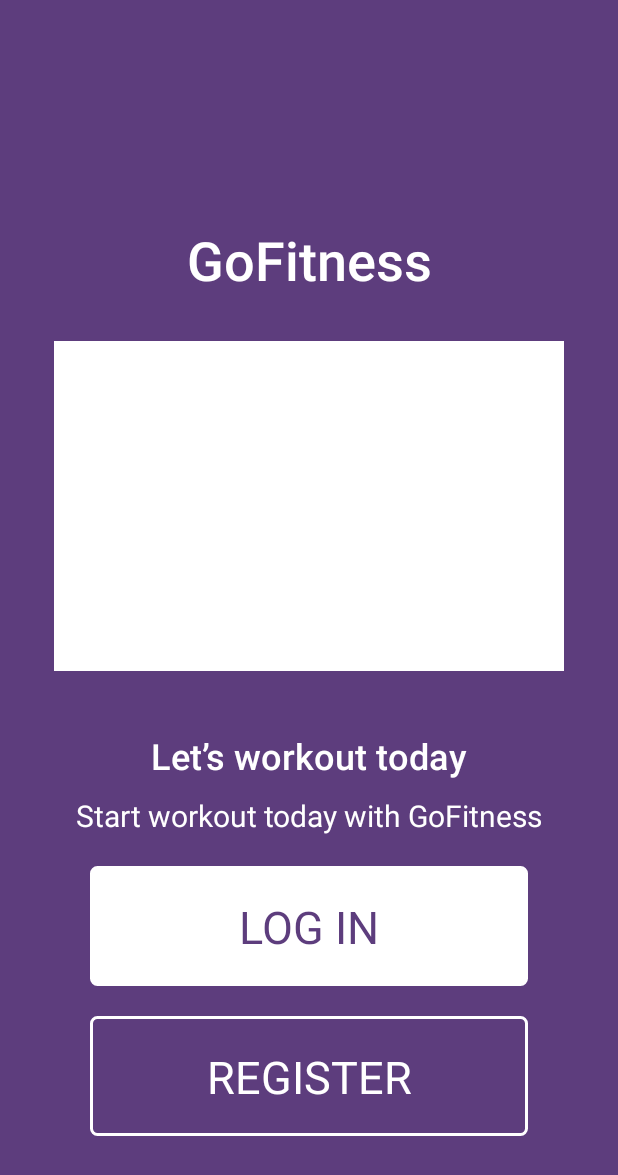
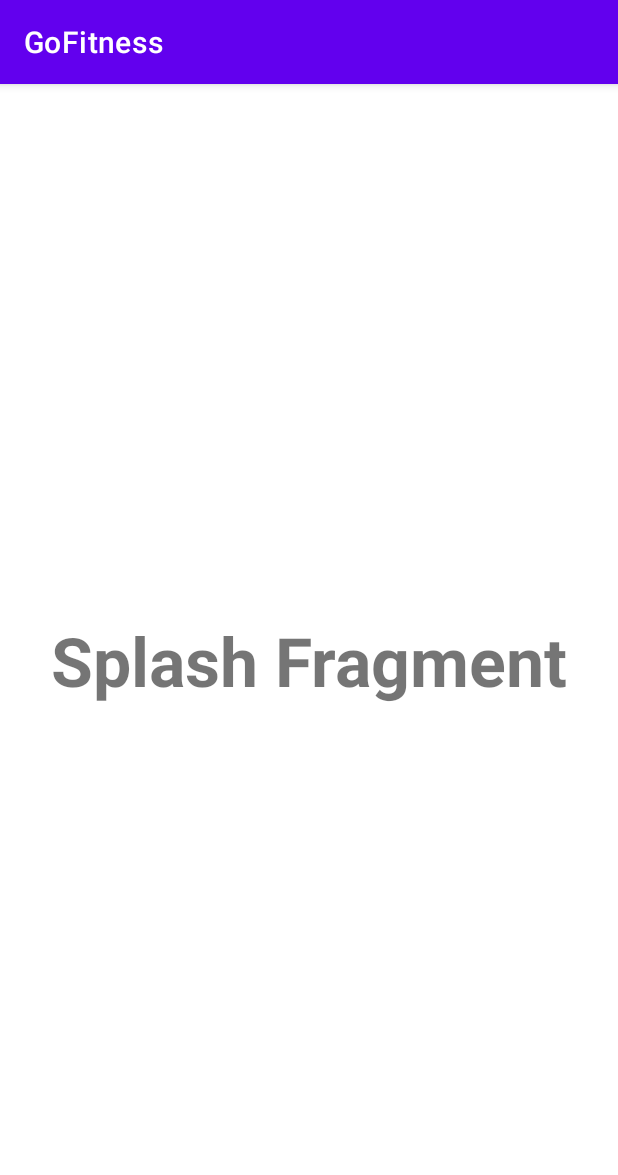
Before and after one commit to nddung1508/gofitness-fe, an Android app: the screen it shows after launch (MainActivity), on a phone screen of 412 x 824 dp. Shown: the top 1175 px of the screen. Run offline under Robolectric (Android 15) with nearby library versions, the phone set to English and light mode, and no system bars.

Commit message:
Revert "[Feature] Creating Splash and Starting Screen"

```diff
--- a/app/src/main/java/com/example/gofitness/ui/MainActivity.kt
+++ b/app/src/main/java/com/example/gofitness/ui/MainActivity.kt
@@ -24,12 +24,6 @@ class MainActivity : AppCompatActivity() {
         }
     }
 
-    fun addFragment(fragment: Fragment) {
-        supportFragmentManager.inTransaction {
-            add(R.id.main_fragment_container, fragment)
-        }
-    }
-
     private inline fun FragmentManager.inTransaction(func: FragmentTransaction.() -> Unit) {
         val ft = beginTransaction()
         ft.func()
--- a/app/src/main/java/com/example/gofitness/ui/login/LoginFragment.kt
+++ /dev/null
@@ -1,95 +0,0 @@
-package com.example.gofitness.ui.login
-
-import android.os.Bundle
-import android.os.Handler
-import android.os.Looper
-import android.view.LayoutInflater
-import android.view.View
-import android.view.ViewGroup
-import android.widget.ImageView
-import androidx.fragment.app.Fragment
-import androidx.viewpager.widget.PagerAdapter
-import androidx.viewpager.widget.ViewPager
-import com.example.gofitness.R
-import com.example.gofitness.databinding.FragmentLoginBinding
-import java.util.*
-
-class LoginFragment : Fragment() {
-    private lateinit var binding : FragmentLoginBinding
-    private val imageList = listOf(R.color.white, R.color.black, R.color.teal_200)
-    private var currentImageIndex : Int = 0
-    private val timer = Timer()
-    private lateinit var timerTask: TimerTask
-    private val handler = Handler(Looper.getMainLooper())
-    private lateinit var viewPager: ViewPager
-
-
-    override fun onCreateView(
-        inflater: LayoutInflater,
-        container: ViewGroup?,
-        savedInstanceState: Bundle?
-    ): View? {
-        binding = FragmentLoginBinding.inflate(inflater, container, false)
-        viewPager = binding.ivText
-        viewPager.adapter = ImagePagerAdapter()
-        viewPager.setPageTransformer(false, SlideRightTransformer())
-        return binding.root
-    }
-
-    override fun onViewCreated(view: View, savedInstanceState: Bundle?) {
-        super.onViewCreated(view, savedInstanceState)
-        timerTask = object : TimerTask() {
-            override fun run() {
-                handler.post {
-                    val nextItem = (viewPager.currentItem + 1) % imageList.size
-                    viewPager.setCurrentItem(nextItem, true)
-                }
-            }
-        }
-        timer.schedule(timerTask, 5000, 5000)
-        viewPager.addOnPageChangeListener(object : ViewPager.OnPageChangeListener {
-            override fun onPageScrolled(
-                position: Int,
-                positionOffset: Float,
-                positionOffsetPixels: Int
-            ) {
-                currentImageIndex = position
-            }
-
-            override fun onPageSelected(position: Int) {
-            }
-
-            override fun onPageScrollStateChanged(state: Int) {
-            }
-        })
-    }
-
-    private inner class ImagePagerAdapter : PagerAdapter() {
-        override fun getCount(): Int {
-            return imageList.size
-        }
-
-        override fun instantiateItem(container: ViewGroup, position: Int): Any {
-            val imageView = ImageView(container.context)
-            imageView.scaleType = ImageView.ScaleType.CENTER_CROP
-            imageView.setImageResource(imageList[position])
-            container.addView(imageView)
-            return imageView
-        }
-
-        override fun destroyItem(container: ViewGroup, position: Int, `object`: Any) {
-            container.removeView(`object` as View)
-        }
-
-        override fun isViewFromObject(view: View, `object`: Any): Boolean {
-            return view == `object`
-        }
-    }
-
-    //Avoid memory leak
-    override fun onDestroy() {
-        super.onDestroy()
-        timerTask.cancel()
-        timer.cancel()
-    }
-}
--- a/app/src/main/java/com/example/gofitness/ui/login/SlideRightTransformer.kt
+++ /dev/null
@@ -1,33 +0,0 @@
-package com.example.gofitness.ui.login
-
-import android.view.View
-import androidx.viewpager.widget.ViewPager
-
-class SlideRightTransformer : ViewPager.PageTransformer {
-    override fun transformPage(page: View, position: Float) {
-        val width = page.width
-        when {
-            position < -1 -> // Page is off-screen to the left
-                page.alpha = 0f
-            position <= 0 -> { // Page is transitioning to the center or to the right
-                page.alpha = 1f
-                page.translationX = 0f
-                page.scaleX = 1f
-                page.scaleY = 1f
-            }
-            position <= 1 -> { // Page is transitioning to the left
-                page.alpha = 1 - position
-                page.translationX = width * -position
-                val scaleFactor = MIN_SCALE + (1 - MIN_SCALE) * (1 - Math.abs(position))
-                page.scaleX = scaleFactor
-                page.scaleY = scaleFactor
-            }
-            else -> // Page is off-screen to the right
-                page.alpha = 0f
-        }
-    }
-
-    companion object {
-        private const val MIN_SCALE = 0.85f
-    }
-}
--- a/app/src/main/java/com/example/gofitness/ui/splash/SplashFragment.kt
+++ b/app/src/main/java/com/example/gofitness/ui/splash/SplashFragment.kt
@@ -1,14 +1,11 @@
 package com.example.gofitness.ui.splash
 
-import android.content.Context
 import android.os.Bundle
 import android.view.LayoutInflater
 import android.view.View
 import android.view.ViewGroup
 import androidx.fragment.app.Fragment
 import com.example.gofitness.databinding.FragmentSplashBinding
-import com.example.gofitness.ui.MainActivity
-import com.example.gofitness.ui.login.LoginFragment
 
 class SplashFragment  : Fragment() {
 private lateinit var binding: FragmentSplashBinding
@@ -19,25 +16,8 @@ private lateinit var binding: FragmentSplashBinding
         savedInstanceState: Bundle?
     ): View? {
         binding = FragmentSplashBinding.inflate(inflater, container, false)
-        handleNextScreen()
         return binding.root
     }
-    private fun handleNextScreen(){
-        navigateScreen(NAVIGATE_TO_LOGIN)
-    }
 
-    fun navigateScreen(screenName: String) {
-        when (screenName) {
-            NAVIGATE_TO_LOGIN -> {
-                val loginFragment =  LoginFragment()
-                this.binding.root.isClickable = false
-                (requireActivity() as MainActivity).addFragment(loginFragment)
-            }
-        }
-    }
-
-    companion object {
-        const val NAVIGATE_TO_LOGIN = "SPLASH_TO_LOGIN"
-    }
 
 }
--- a/app/src/main/res/drawable/btn_white_corner.xml
+++ /dev/null
@@ -1,6 +0,0 @@
-<?xml version="1.0" encoding="utf-8"?>
-<shape xmlns:android="http://schemas.android.com/apk/res/android">
-    <stroke android:width="@dimen/dp_2" android:color="@color/white" />
-    <solid android:color="@color/white"/>
-    <corners android:radius="@dimen/dp_4"/>
-</shape>
--- a/app/src/main/res/drawable/btn_white_outline_bg.xml
+++ /dev/null
@@ -1,6 +0,0 @@
-<?xml version="1.0" encoding="utf-8"?>
-<shape xmlns:android="http://schemas.android.com/apk/res/android">
-    <stroke android:width="@dimen/dp_2" android:color="@color/white" />
-    <solid android:color="@color/purpleVictoria"/>
-    <corners android:radius="@dimen/dp_4"/>
-</shape>
--- a/app/src/main/res/layout/fragment_login.xml
+++ /dev/null
@@ -1,99 +0,0 @@
-<?xml version="1.0" encoding="utf-8"?>
-<androidx.constraintlayout.widget.ConstraintLayout xmlns:android="http://schemas.android.com/apk/res/android"
-    android:layout_width="match_parent"
-    android:layout_height="match_parent"
-    xmlns:app="http://schemas.android.com/apk/res-auto"
-    android:background="@color/purpleVictoria">
-
-    <TextView
-        android:id="@+id/tv_gofitness"
-        android:layout_width="wrap_content"
-        android:layout_height="wrap_content"
-        android:text="GoFitness"
-        android:textColor="@color/white"
-        style="@style/Textview.Semibold.Display.MD"
-        app:layout_constraintStart_toStartOf="parent"
-        app:layout_constraintEnd_toEndOf="parent"
-        app:layout_constraintBottom_toTopOf="@id/iv_text"
-        android:layout_marginBottom="@dimen/dp_30"
-        />
-
-    <androidx.viewpager.widget.ViewPager
-        android:id="@+id/iv_text"
-        android:layout_width="340dp"
-        android:layout_height="220dp"
-        android:layout_marginBottom="@dimen/dp_150"
-        app:layout_constraintStart_toStartOf="parent"
-        app:layout_constraintEnd_toEndOf="parent"
-        app:layout_constraintTop_toTopOf="parent"
-        app:layout_constraintBottom_toBottomOf="parent" />
-    <TextView
-        android:id="@+id/tv_message"
-        android:layout_width="wrap_content"
-        android:layout_height="wrap_content"
-        android:text="Let’s workout today"
-        android:textColor="@color/white"
-        style="@style/Textview.Semibold.Display.XS"
-        app:layout_constraintStart_toStartOf="parent"
-        app:layout_constraintEnd_toEndOf="parent"
-        app:layout_constraintTop_toBottomOf="@id/iv_text"
-        android:layout_marginTop="@dimen/dp_40"
-        />
-    <TextView
-        android:id="@+id/tv_message_detail"
-        android:layout_width="wrap_content"
-        android:layout_height="wrap_content"
-        android:text="Start workout today with GoFitness"
-        android:textColor="@color/white"
-        style="@style/Textview.Regular.XL"
-        android:layout_marginTop="@dimen/dp_10"
-        app:layout_constraintStart_toStartOf="parent"
-        app:layout_constraintEnd_toEndOf="parent"
-        app:layout_constraintTop_toBottomOf="@id/tv_message" />
-
-    <androidx.constraintlayout.widget.ConstraintLayout
-        android:id="@+id/btn_login"
-        android:layout_width="match_parent"
-        android:layout_height="@dimen/dp_80"
-        android:background="@drawable/btn_white_corner"
-        android:layout_marginTop="@dimen/dp_20"
-        android:layout_marginHorizontal="@dimen/dp_60"
-        app:layout_constraintTop_toBottomOf="@id/tv_message_detail">
-        <TextView
-            android:layout_width="wrap_content"
-            android:layout_height="wrap_content"
-            app:layout_constraintStart_toStartOf="parent"
-            app:layout_constraintEnd_toEndOf="parent"
-            app:layout_constraintTop_toTopOf="parent"
-            app:layout_constraintBottom_toBottomOf="parent"
-            style="@style/Textview.Regular.Display.SM"
-            android:text="LOG IN"
-            android:textColor="@color/purpleVictoria"/>
-
-    </androidx.constraintlayout.widget.ConstraintLayout>
-
-    <androidx.constraintlayout.widget.ConstraintLayout
-        android:id="@+id/btn_register"
-        android:layout_width="match_parent"
-        android:layout_height="@dimen/dp_80"
-        android:layout_marginTop="@dimen/dp_20"
-        android:layout_marginHorizontal="@dimen/dp_60"
-        android:background="@drawable/btn_white_outline_bg"
-        app:layout_constraintTop_toBottomOf="@id/btn_login">
-
-        <TextView
-            android:layout_width="wrap_content"
-            android:layout_height="wrap_content"
-            app:layout_constraintStart_toStartOf="parent"
-            app:layout_constraintEnd_toEndOf="parent"
-            app:layout_constraintTop_toTopOf="parent"
-            app:layout_constraintBottom_toBottomOf="parent"
-            style="@style/Textview.Regular.Display.SM"
-            android:text="REGISTER"
-            android:textColor="@color/white"/>
-
-    </androidx.constraintlayout.widget.ConstraintLayout>
-
-
-
-</androidx.constraintlayout.widget.ConstraintLayout>
--- a/app/src/main/res/values/colors.xml
+++ b/app/src/main/res/values/colors.xml
@@ -1,6 +1,5 @@
 <?xml version="1.0" encoding="utf-8"?>
 <resources>
-    <color name="colorGray900">#101828</color>
     <color name="purple_200">#FFBB86FC</color>
     <color name="purple_500">#FF6200EE</color>
     <color name="purple_700">#FF3700B3</color>
@@ -8,12 +7,4 @@
     <color name="teal_700">#FF018786</color>
     <color name="black">#FF000000</color>
     <color name="white">#FFFFFFFF</color>
-    <color name="purpleVictoria">#5D3D7D</color>
-    <!-- Neutral -->
-    <color name="colorNeutral01">#191737</color>
-    <color name="colorNeutral02">#3E4054</color>
-    <color name="colorNeutral03">#686E97</color>
-    <color name="colorNeutral04">#BEC2D7</color>
-    <color name="colorNeutral05">#E6EAF7</color>
-    <color name="colorNeutral06">#FFFFFF</color>
 </resources>
--- a/app/src/main/res/values/themes.xml
+++ b/app/src/main/res/values/themes.xml
@@ -1,6 +1,6 @@
 <resources xmlns:tools="http://schemas.android.com/tools">
     <!-- Base application theme. -->
-    <style name="Theme.GoFitness" parent="Theme.AppCompat.Light.NoActionBar">
+    <style name="Theme.GoFitness" parent="Theme.MaterialComponents.DayNight.DarkActionBar">
         <!-- Primary brand color. -->
         <item name="colorPrimary">@color/purple_500</item>
         <item name="colorPrimaryVariant">@color/purple_700</item>
```
Also changed, not shown: app/src/main/res/values/dimen.xml (deleted, +0 -165 lines), app/src/main/res/values/styles.xml (deleted, +0 -135 lines).
